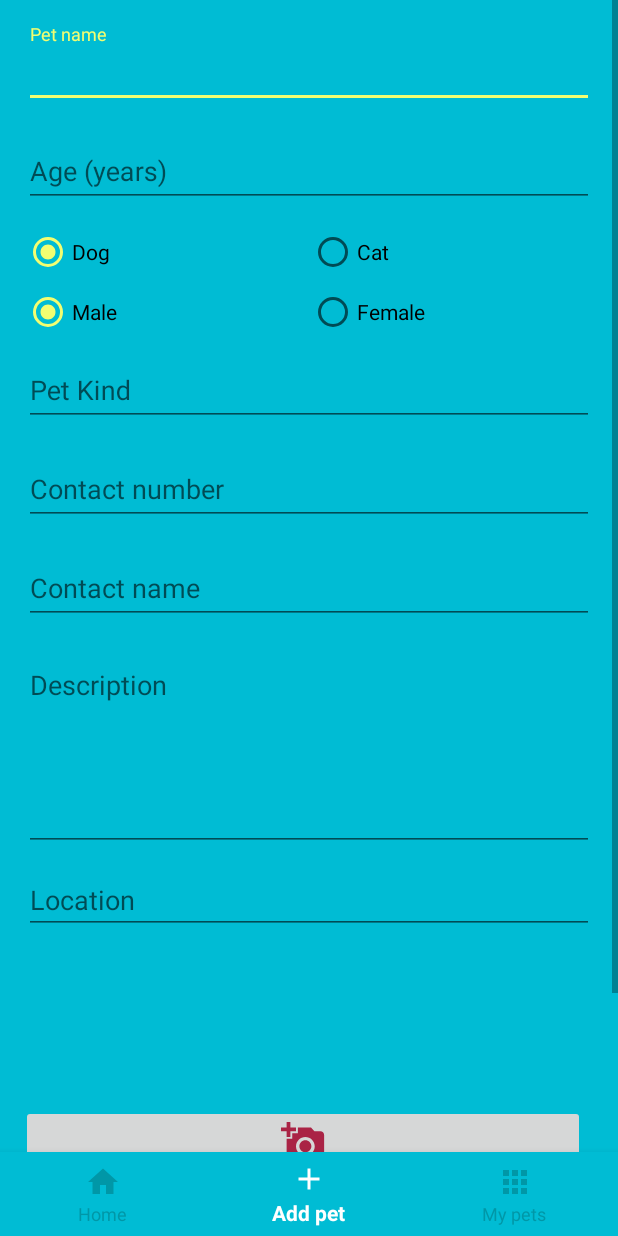
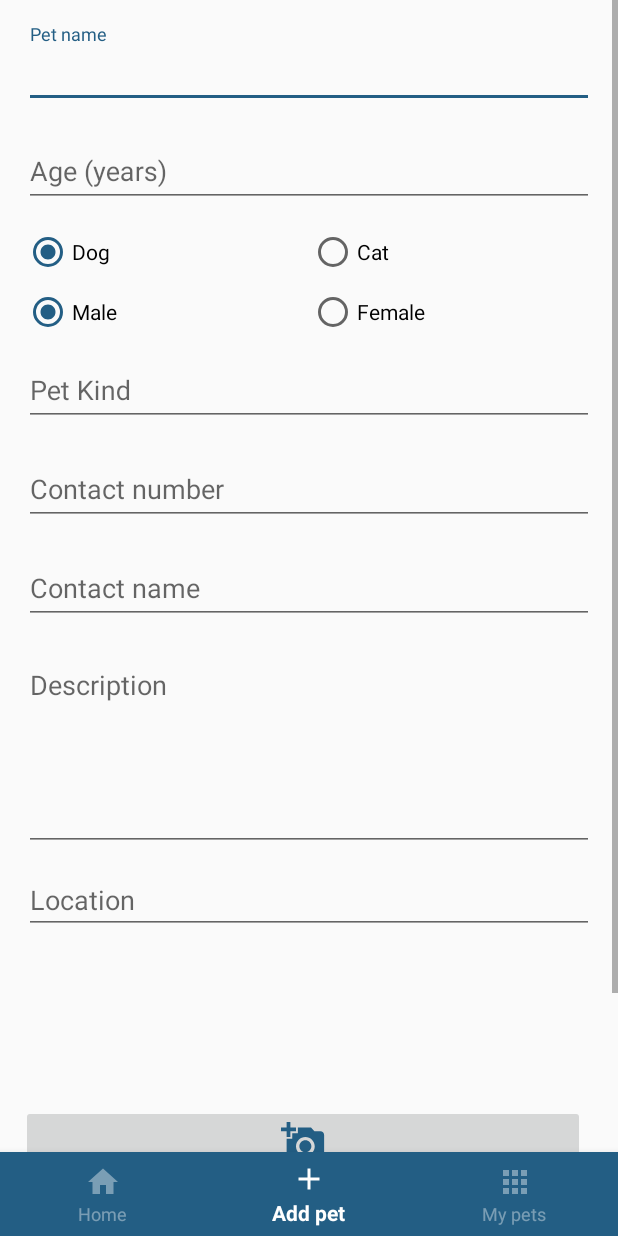
Before and after one commit to NivMaman/AdoptPetAndroid, an Android app: the screen it shows after launch once a user with an empty profile is signed in (AddPetActivity), item 2 of the bottom bar chosen, on a phone screen of 412 x 824 dp. Run offline under Robolectric (Android 15) with nearby library versions, the phone set to English and light mode, and no system bars; our stand-ins replace Firebase (no records; nobody signed in at launch, a user with empty details on screens opened directly), Picasso; libraries missing offline, so code that uses them is left out: jp.wasabeef.picasso; pictures from the network do not load.

Commit message:
Change app design colors and add sign out button.

```diff
--- a/app/src/main/java/com/example/adoptpet/HomeActivity.java
+++ b/app/src/main/java/com/example/adoptpet/HomeActivity.java
@@ -4,6 +4,7 @@ import android.content.Intent;
 import android.os.Bundle;
 import android.view.MenuItem;
 import android.view.View;
+import android.widget.Button;
 import android.widget.ImageButton;
 
 import androidx.annotation.NonNull;
@@ -13,13 +14,16 @@ import androidx.recyclerview.widget.GridLayoutManager;
 import androidx.recyclerview.widget.RecyclerView;
 
 import com.google.android.material.bottomnavigation.BottomNavigationView;
+import com.google.firebase.auth.FirebaseAuth;
 
 public class HomeActivity extends AppCompatActivity {
     private RecyclerView recyclerView;
+    private FirebaseAuth auth;
     private PetAdapter petAdapter;
     private BottomNavigationView bottomNavigationView;
-    private  ImageButton button;
+    private  ImageButton filterButton;
     private Toolbar toolBar;
+    private Button logOutButton;
     private final int GET_FILTERS = 72;
     private boolean isFiltered = false;
 
@@ -27,11 +31,13 @@ public class HomeActivity extends AppCompatActivity {
     protected void onCreate(Bundle savedInstanceState) {
         super.onCreate(savedInstanceState);
         setContentView(R.layout.activity_home);
+        auth = FirebaseAuth.getInstance();
         toolBar = (Toolbar) findViewById(R.id.products_toolbar);
         setSupportActionBar(toolBar);
-        getSupportActionBar().setDisplayHomeAsUpEnabled(true);
-        button = (ImageButton) findViewById(R.id.toolbar_button);
-        button.setOnClickListener(new View.OnClickListener() {
+        getSupportActionBar().setDisplayHomeAsUpEnabled(false);
+        filterButton = (ImageButton) findViewById(R.id.toolbar_button);
+        logOutButton = (Button) findViewById(R.id.log_out);
+        filterButton.setOnClickListener(new View.OnClickListener() {
             @Override
             public void onClick(View v) {
                 if (!isFiltered){
@@ -41,11 +47,16 @@ public class HomeActivity extends AppCompatActivity {
                     Filters filters = new Filters();
                     petAdapter.readPetsFromDbByFilter(filters);
                     isFiltered = !isFiltered;
-                    button.setImageResource(R.drawable.ic_filter_list_black_24dp);
+                    filterButton.setImageResource(R.drawable.ic_filter_list_black_24dp);
                 }
-
-
-
+            }
+        });
+        logOutButton.setOnClickListener(new View.OnClickListener() {
+            @Override
+            public void onClick(View v) {
+                auth.signOut();
+                startActivity(new Intent(getApplicationContext(), LoginActivity.class));
+                finish();
             }
         });
 
@@ -86,7 +97,7 @@ public class HomeActivity extends AppCompatActivity {
         if(requestCode == GET_FILTERS && resultCode == RESULT_OK && data != null){
             Filters filters = (Filters) data.getSerializableExtra("Filters");
             petAdapter.readPetsFromDbByFilter(filters);
-            button.setImageResource(R.drawable.ic_delete_forever_black_24dp);
+            filterButton.setImageResource(R.drawable.ic_delete_forever_black_24dp);
             isFiltered = !isFiltered;
         }
     }
--- a/app/src/main/java/com/example/adoptpet/LoginActivity.java
+++ b/app/src/main/java/com/example/adoptpet/LoginActivity.java
@@ -110,7 +110,7 @@ public class LoginActivity extends AppCompatActivity {
                                         Toast.makeText(LoginActivity.this, getString(R.string.auth_failed), Toast.LENGTH_LONG).show();
                                     }
                                 } else {
-                                    Intent intent = new Intent(LoginActivity.this, AddPetActivity.class);
+                                    Intent intent = new Intent(LoginActivity.this, HomeActivity.class);
                                     startActivity(intent);
                                     finish();
 
--- a/app/src/main/res/drawable/ic_add_a_photo_black_24dp.xml
+++ b/app/src/main/res/drawable/ic_add_a_photo_black_24dp.xml
@@ -4,6 +4,6 @@
         android:viewportWidth="24.0"
         android:viewportHeight="24.0">
     <path
-        android:fillColor="#AA2345"
+        android:fillColor="#235E84"
         android:pathData="M3,4L3,1h2v3h3v2L5,6v3L3,9L3,6L0,6L0,4h3zM6,10L6,7h3L9,4h7l1.83,2L21,6c1.1,0 2,0.9 2,2v12c0,1.1 -0.9,2 -2,2L5,22c-1.1,0 -2,-0.9 -2,-2L3,10h3zM13,19c2.76,0 5,-2.24 5,-5s-2.24,-5 -5,-5 -5,2.24 -5,5 2.24,5 5,5zM9.8,14c0,1.77 1.43,3.2 3.2,3.2s3.2,-1.43 3.2,-3.2 -1.43,-3.2 -3.2,-3.2 -3.2,1.43 -3.2,3.2z"/>
 </vector>
--- a/app/src/main/res/drawable/ic_filter_list_black_24dp.xml
+++ b/app/src/main/res/drawable/ic_filter_list_black_24dp.xml
@@ -4,6 +4,6 @@
         android:viewportWidth="24.0"
         android:viewportHeight="24.0">
     <path
-        android:fillColor="#FF000000"
+        android:fillColor="#ffffff"
         android:pathData="M10,18h4v-2h-4v2zM3,6v2h18L21,6L3,6zM6,13h12v-2L6,11v2z"/>
 </vector>
--- a/app/src/main/res/layout/activity_add_pet.xml
+++ b/app/src/main/res/layout/activity_add_pet.xml
@@ -11,6 +11,7 @@
         android:id="@+id/navigationBar"
         android:layout_width="match_parent"
         android:layout_height="wrap_content"
+        android:background="@color/white"
         app:itemBackground="@color/colorPrimary"
         app:itemIconTint="@menu/selector"
         app:itemTextColor="@menu/selector"
@@ -27,14 +28,12 @@
         android:layout_height="0dp"
         app:layout_constraintStart_toStartOf="parent"
         app:layout_constraintTop_toTopOf="parent"
-        app:layout_constraintBottom_toTopOf="@+id/navigationBar"
-        android:background="@color/colorPrimary">
+        app:layout_constraintBottom_toTopOf="@+id/navigationBar">
 
 
         <LinearLayout
             android:layout_width="fill_parent"
             android:layout_height="fill_parent"
-            android:background="@color/colorPrimary"
             android:orientation="vertical"
             android:padding="@dimen/activity_horizontal_margin"
             tools:ignore="MissingConstraints">
@@ -49,8 +48,8 @@
                     android:layout_height="wrap_content"
                     android:layout_marginBottom="10dp"
                     android:hint="@string/hint_name"
-                    android:textColor="@android:color/white"
-                    android:textColorHint="@android:color/white" />
+                    android:textColor="@android:color/black"
+                    android:textColorHint="@android:color/darker_gray" />
             </com.google.android.material.textfield.TextInputLayout>
 
             <com.google.android.material.textfield.TextInputLayout
@@ -65,8 +64,8 @@
                     android:hint="@string/age"
                     android:inputType="numberDecimal"
                     android:maxLength="4"
-                    android:textColor="@android:color/white"
-                    android:textColorHint="@android:color/white" />
+                    android:textColor="@android:color/black"
+                    android:textColorHint="@android:color/darker_gray" />
             </com.google.android.material.textfield.TextInputLayout>
 
             <RadioGroup
@@ -129,8 +128,8 @@
                     android:layout_marginBottom="10dp"
                     android:hint="@string/pet_kind"
                     android:inputType="text"
-                    android:textColor="@android:color/white"
-                    android:textColorHint="@android:color/white" />
+                    android:textColor="@android:color/black"
+                    android:textColorHint="@android:color/darker_gray" />
             </com.google.android.material.textfield.TextInputLayout>
 
             <com.google.android.material.textfield.TextInputLayout
@@ -144,8 +143,8 @@
                     android:layout_marginBottom="10dp"
                     android:hint="@string/contact_number"
                     android:inputType="number"
-                    android:textColor="@android:color/white"
-                    android:textColorHint="@android:color/white" />
+                    android:textColor="@android:color/black"
+                    android:textColorHint="@android:color/darker_gray" />
             </com.google.android.material.textfield.TextInputLayout>
 
             <com.google.android.material.textfield.TextInputLayout
@@ -159,8 +158,8 @@
                     android:layout_marginBottom="10dp"
                     android:hint="@string/contact_name"
                     android:inputType="text"
-                    android:textColor="@android:color/white"
-                    android:textColorHint="@android:color/white" />
+                    android:textColor="@android:color/black"
+                    android:textColorHint="@android:color/darker_gray" />
             </com.google.android.material.textfield.TextInputLayout>
 
             <com.google.android.material.textfield.TextInputLayout
@@ -177,9 +176,8 @@
                     android:scrollbars="vertical"
                     android:gravity="top|left"
                     android:lines="5"
-                    android:textColor="@android:color/white"
-
-                    android:textColorHint="@android:color/white" />
+                    android:textColor="@android:color/black"
+                    android:textColorHint="@android:color/darker_gray" />
             </com.google.android.material.textfield.TextInputLayout>
 
             <AutoCompleteTextView
@@ -254,9 +252,9 @@
                 android:layout_width="fill_parent"
                 android:layout_height="wrap_content"
                 android:layout_marginTop="20dip"
-                android:background="@color/white"
+                android:background="@color/colorPrimary"
                 android:text="@string/add_db"
-                android:textColor="@android:color/black"
+                android:textColor="@android:color/background_light"
                 android:layout_marginBottom="@dimen/small_dimen"/>
 
         </LinearLayout>
--- a/app/src/main/res/menu/selector.xml
+++ b/app/src/main/res/menu/selector.xml
@@ -6,6 +6,6 @@
         android:title="TODO" />
     <item
         android:state_selected="false"
-        android:color="@color/colorPrimaryDark"
+        android:color="@color/AppBars"
         android:title="TODO" />
 </selector>
--- a/app/src/main/res/values/colors.xml
+++ b/app/src/main/res/values/colors.xml
@@ -1,8 +1,9 @@
 <?xml version="1.0" encoding="utf-8"?>
 <resources>
-    <color name="colorPrimary">#00bcd4</color>
-    <color name="colorPrimaryDark">#0097a7</color>
-    <color name="colorAccent">#f2fe71</color>
+    <color name="colorPrimary">#235E84</color>
+    <color name="colorPrimaryDark">#235E84</color>
+    <color name="colorAccent">#235E84</color>
+    <color name="AppBars">#65FFFFFF</color>
     <color name="bg_login">#26ae90</color>
     <color name="transparent">#00000000</color>
     <color name="gradStart">#19aa8b</color>
```
Also changed, not shown: app/src/main/res/drawable/tool_bar_shadow.xml (added, +9 -0 lines), app/src/main/res/layout/activity_filters.xml (+15 -16 lines), app/src/main/res/layout/activity_home.xml (+25 -14 lines).
